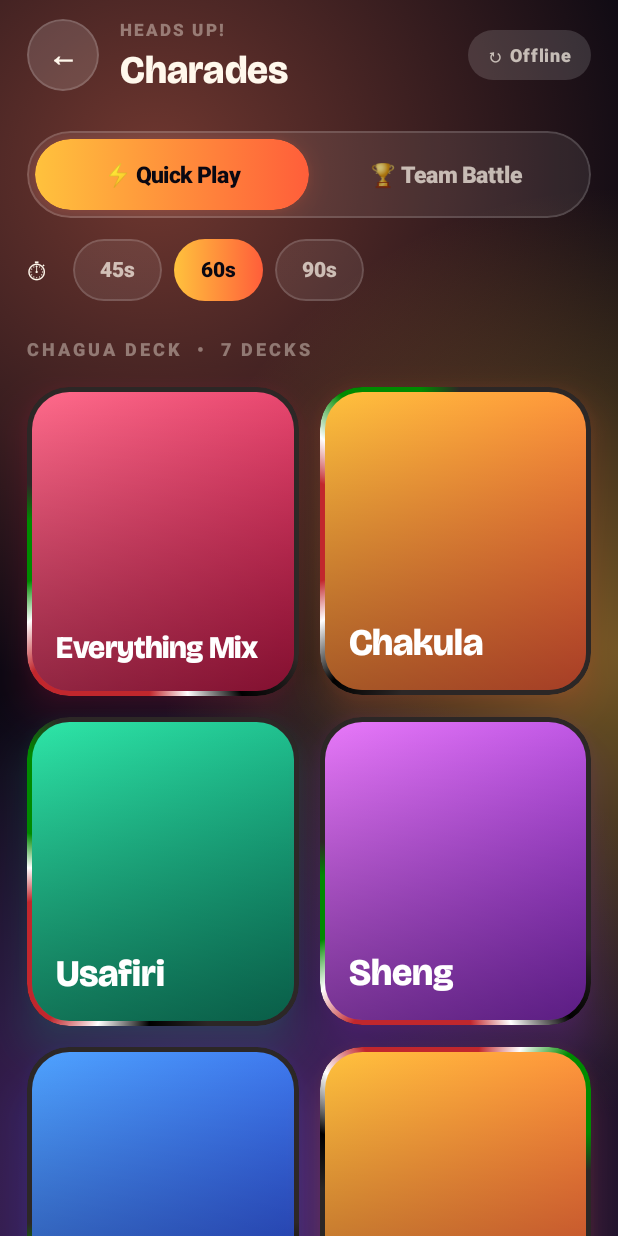
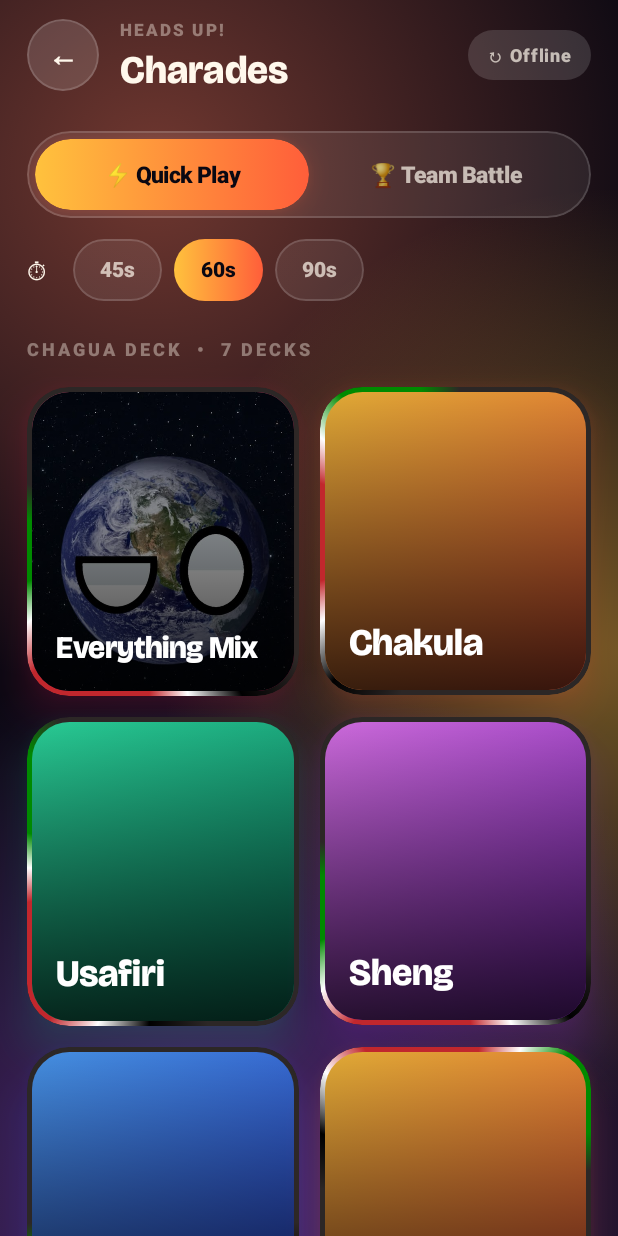
Before and after one commit to Mutisyaaa/sijui-charades-android, an Android app built with Jetpack Compose: the screen it shows after launch (MainActivity), after a tap on "OFFLINE", on a phone screen of 412 x 824 dp. Run offline under Robolectric (Android 15) with nearby library versions, the phone set to English and light mode, and no system bars; pictures from the network do not load; 1 other tap on this screen came first.

Commit message:
v1.0.1: Render base64 deck cover images and Everything Mix artwork

```diff
--- a/app/build.gradle.kts
+++ b/app/build.gradle.kts
@@ -20,8 +20,8 @@ android {
     applicationId = "com.sijui.charades"
     minSdk = 24
     targetSdk = 37
-    versionCode = 1
-    versionName = "1.0.0"
+    versionCode = 2
+    versionName = "1.0.1"
   }
 
   signingConfigs {
--- a/app/src/main/kotlin/com/sijui/charades/ui/charades/CharadesScreens.kt
+++ b/app/src/main/kotlin/com/sijui/charades/ui/charades/CharadesScreens.kt
@@ -13,6 +13,7 @@ import androidx.compose.animation.slideOutVertically
 import androidx.compose.animation.togetherWith
 import androidx.compose.animation.expandVertically
 import androidx.compose.animation.shrinkVertically
+import androidx.compose.foundation.Image
 import androidx.compose.foundation.background
 import androidx.compose.foundation.border
 import androidx.compose.foundation.clickable
@@ -48,6 +49,7 @@ import androidx.compose.runtime.DisposableEffect
 import androidx.compose.runtime.collectAsState
 import androidx.compose.runtime.getValue
 import androidx.compose.runtime.mutableStateOf
+import androidx.compose.runtime.produceState
 import androidx.compose.runtime.remember
 import androidx.compose.runtime.setValue
 import androidx.compose.ui.Alignment
@@ -57,19 +59,26 @@ import androidx.compose.ui.draw.shadow
 import androidx.compose.ui.geometry.Offset
 import androidx.compose.ui.graphics.Brush
 import androidx.compose.ui.graphics.Color
+import androidx.compose.ui.graphics.ImageBitmap
+import androidx.compose.ui.graphics.asImageBitmap
 import androidx.compose.ui.graphics.graphicsLayer
 import androidx.compose.ui.layout.ContentScale
 import androidx.compose.ui.platform.LocalContext
+import androidx.compose.ui.res.painterResource
 import androidx.compose.ui.text.font.FontWeight
 import androidx.compose.ui.text.style.TextAlign
 import androidx.compose.ui.unit.dp
 import androidx.compose.ui.unit.sp
 import coil.compose.AsyncImage
+import com.sijui.charades.R
 import com.sijui.charades.data.SijuiApiClient
 import com.sijui.charades.data.model.CharadesDeck
 import com.sijui.charades.hardware.ForeheadModeEffect
+import com.sijui.charades.hardware.ImageCodec
 import com.sijui.charades.hardware.TiltAction
 import com.sijui.charades.hardware.TiltDetector
+import kotlinx.coroutines.Dispatchers
+import kotlinx.coroutines.withContext
 import com.sijui.charades.ui.design.AnimatedCounter
 import com.sijui.charades.ui.design.AuroraBackground
 import com.sijui.charades.ui.design.BigCountdown
@@ -261,7 +270,19 @@ private fun DeckTile(
     val colors = deckGradient(deck.theme)
     val shape = RoundedCornerShape(28.dp)
     val phase = remember(deck.id) { ((deck.id.hashCode() and 0x7fffffff) % 100) / 100f }
-    val coverUrl = remember(deck.coverUrl) { api.resolveImageUrl(deck.coverUrl) }
+    val rawCover = deck.coverUrl
+    val resolvedUrl = remember(rawCover) {
+        if (!rawCover.isNullOrBlank() && !rawCover.startsWith("data:")) api.resolveImageUrl(rawCover) else null
+    }
+    val decodedCover by produceState<ImageBitmap?>(initialValue = null, key1 = rawCover) {
+        value = if (!rawCover.isNullOrBlank() && rawCover.startsWith("data:")) {
+            withContext(Dispatchers.Default) {
+                ImageCodec.decodeDataUrl(rawCover)?.asImageBitmap()
+            }
+        } else {
+            null
+        }
+    }
 
     KenyaBeamBorder(
         cornerRadius = 28.dp,
@@ -277,25 +298,31 @@ private fun DeckTile(
                 .fillMaxSize()
                 .background(Brush.linearGradient(colors, Offset.Zero, Offset.Infinite)),
         ) {
-            if (!coverUrl.isNullOrBlank()) {
-                AsyncImage(
-                    model = coverUrl,
-                    contentDescription = deck.name,
-                    contentScale = ContentScale.Crop,
-                    modifier = Modifier.fillMaxSize(),
-                )
-                Box(
-                    modifier = Modifier
-                        .fillMaxSize()
-                        .background(
-                            Brush.verticalGradient(
-                                listOf(
-                                    Color.Black.copy(alpha = 0.18f),
-                                    Color.Black.copy(alpha = 0.72f),
-                                ),
-                            ),
-                        ),
-                )
+            when {
+                decodedCover != null -> {
+                    Image(
+                        bitmap = decodedCover!!,
+                        contentDescription = deck.name,
+                        contentScale = ContentScale.Crop,
+                        modifier = Modifier.fillMaxSize(),
+                    )
+                }
+                !resolvedUrl.isNullOrBlank() -> {
+                    AsyncImage(
+                        model = resolvedUrl,
+                        contentDescription = deck.name,
+                        contentScale = ContentScale.Crop,
+                        modifier = Modifier.fillMaxSize(),
+                    )
+                }
+                deck.id == "everything-mix" -> {
+                    Image(
+                        painter = painterResource(R.drawable.everything_deck),
+                        contentDescription = deck.name,
+                        contentScale = ContentScale.Crop,
+                        modifier = Modifier.fillMaxSize(),
+                    )
+                }
             }
 
             val longestWord = remember(deck.name) {
@@ -312,8 +339,8 @@ private fun DeckTile(
                     .background(
                         Brush.verticalGradient(
                             listOf(
-                                Color.Transparent,
-                                Color.Black.copy(alpha = 0.35f),
+                                Color.Black.copy(alpha = 0.12f),
+                                Color.Black.copy(alpha = 0.78f),
                             ),
                         ),
                     ),
```
Also changed, not shown: app/src/main/res/drawable/everything_deck.jpg (added).
